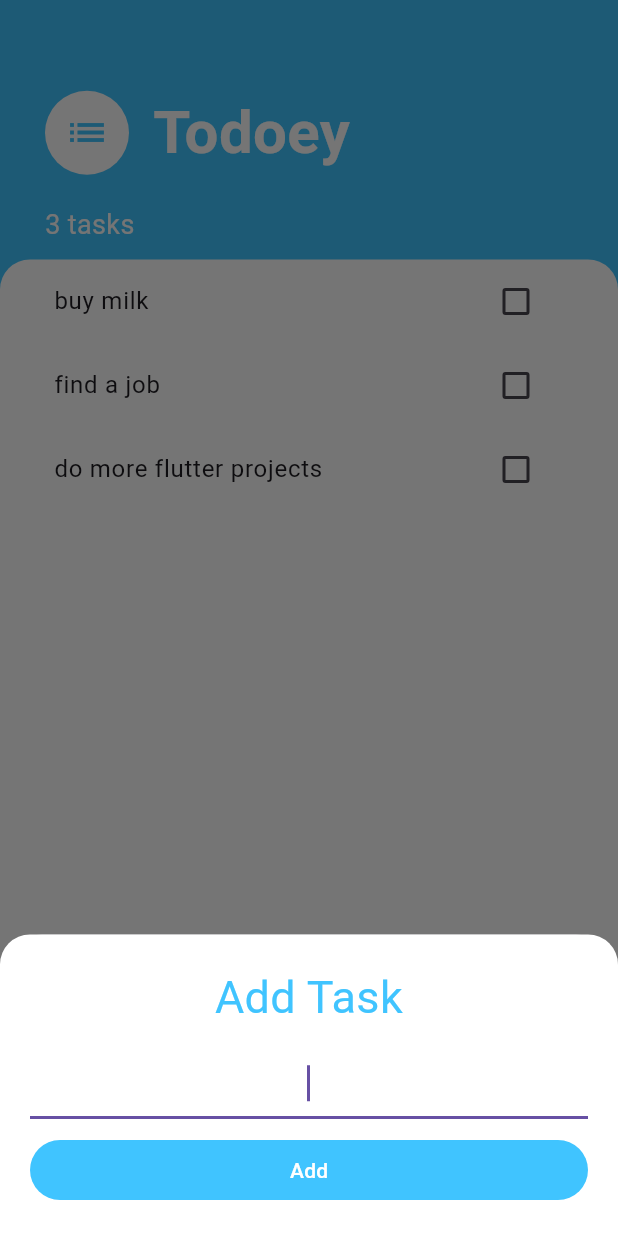
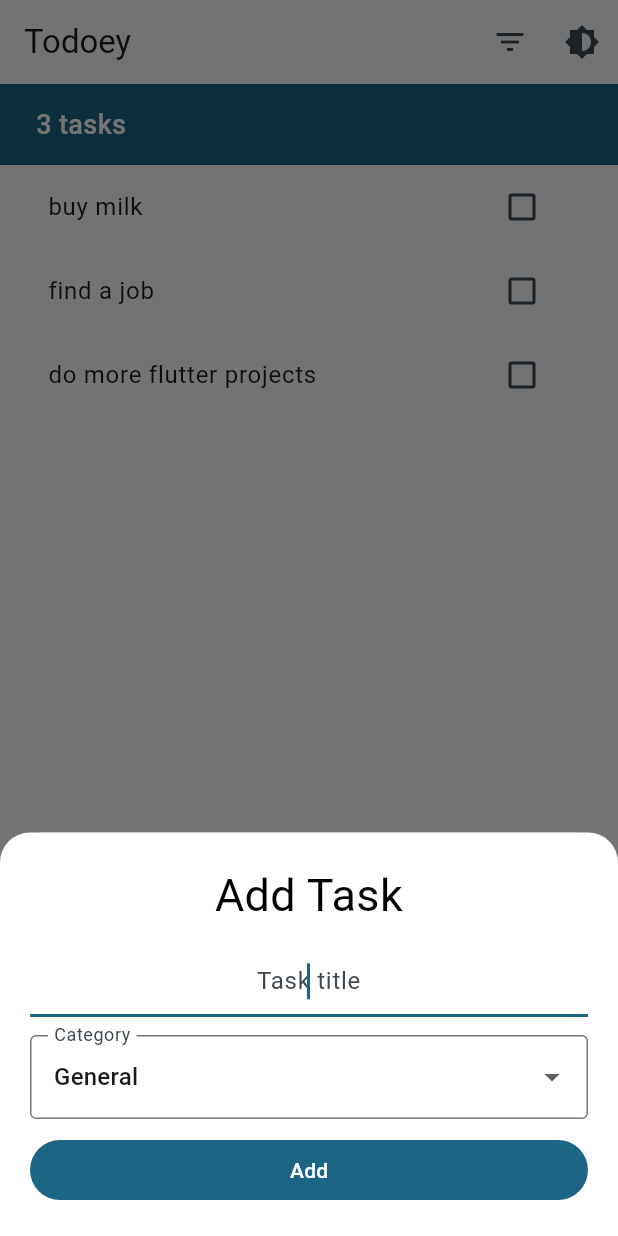
Before and after one commit to rasmiah/todoey_flutter, a Flutter app: the screen it shows after launch, after a tap on the "add" icon, on a phone screen of 412 x 824 dp. Run offline on Flutter 3.47's test engine with Material 3 defaults, Android fonts, the phone set to English and light mode, and no system bars; our stand-ins replace shared_preferences.

Commit message:
Added categories, filter, dark mode, and app icon to ToDoey

```diff
--- a/lib/add_task_screen.dart
+++ b/lib/add_task_screen.dart
@@ -1,19 +1,34 @@
 import 'package:flutter/material.dart';
 import 'package:provider/provider.dart';
 import 'models/task_data.dart';
+import 'models/Task.dart'; // <-- for TaskCategory & categoryLabel
 
-class AddTaskScreen extends StatelessWidget {
+class AddTaskScreen extends StatefulWidget {
   const AddTaskScreen({super.key});
 
   @override
+  State<AddTaskScreen> createState() => _AddTaskScreenState();
+}
+
+class _AddTaskScreenState extends State<AddTaskScreen> {
+  final controller = TextEditingController();
+  TaskCategory category = TaskCategory.general; // NEW
+
+  @override
+  void dispose() {
+    controller.dispose();
+    super.dispose();
+  }
+
+  @override
   Widget build(BuildContext context) {
-    final controller = TextEditingController();
-
     return Container(
       color: const Color(0xFF757575),
       child: Container(
         padding: EdgeInsets.only(
-          left: 20, right: 20, top: 20,
+          left: 20,
+          right: 20,
+          top: 20,
           bottom: 20 + MediaQuery.of(context).viewInsets.bottom,
         ),
         decoration: const BoxDecoration(
@@ -29,7 +44,7 @@ class AddTaskScreen extends StatelessWidget {
             const Text(
               'Add Task',
               textAlign: TextAlign.center,
-              style: TextStyle(fontSize: 30, color: Colors.lightBlueAccent),
+              style: TextStyle(fontSize: 30, color: Colors.black),
             ),
             const SizedBox(height: 12),
             TextField(
@@ -37,15 +52,37 @@ class AddTaskScreen extends StatelessWidget {
               autofocus: true,
               textAlign: TextAlign.center,
               onSubmitted: (_) => _submit(context, controller.text),
+              decoration: const InputDecoration(
+                hintText: 'Task title',
+                border: UnderlineInputBorder(),
+              ),
+            ),
+            const SizedBox(height: 12),
+            DropdownButtonFormField<TaskCategory>(
+              value: category,
+              decoration: const InputDecoration(
+                labelText: 'Category',
+                border: OutlineInputBorder(),
+              ),
+              items: TaskCategory.values
+                  .where((c) => c != TaskCategory.all) // don’t allow “All”
+                  .map((c) => DropdownMenuItem(
+                value: c,
+                child: Text(categoryLabel(c)),
+              ))
+                  .toList(),
+              onChanged: (c) => setState(() => category = c ?? TaskCategory.general),
             ),
             const SizedBox(height: 10),
             TextButton(
               style: ButtonStyle(
-                backgroundColor:
-                MaterialStatePropertyAll(Colors.lightBlueAccent),
+                backgroundColor: MaterialStatePropertyAll(
+                  Theme.of(context).colorScheme.primary,       // was Colors.lightBlueAccent
+                ),
+                foregroundColor: const MaterialStatePropertyAll(Colors.white),
               ),
               onPressed: () => _submit(context, controller.text),
-              child: const Text('Add', style: TextStyle(color: Colors.white)),
+              child: const Text('Add'),
             ),
           ],
         ),
@@ -56,7 +93,7 @@ class AddTaskScreen extends StatelessWidget {
   void _submit(BuildContext context, String text) {
     final value = text.trim();
     if (value.isEmpty) return;
-    context.read<TaskData>().addTask(value);
+    context.read<TaskData>().addTask(value, category: category); // pass category
     Navigator.pop(context);
   }
 }
--- a/lib/main.dart
+++ b/lib/main.dart
@@ -1,16 +1,47 @@
+// lib/main.dart
 import 'package:flutter/material.dart';
 import 'package:provider/provider.dart';
+
 import 'models/task_data.dart';
+import 'theme_provider.dart'; // make sure this file exists as we discussed
 import 'tasks_screen.dart';
 
 void main() {
-  runApp(
-    ChangeNotifierProvider(
-      create: (_) => TaskData(),
-      child: const MaterialApp(
-        debugShowCheckedModeBanner: false,
-        home: TasksScreen(),
+  WidgetsFlutterBinding.ensureInitialized();
+  runApp(const ToDoeyAppRoot());
+}
+
+class ToDoeyAppRoot extends StatelessWidget {
+  const ToDoeyAppRoot({super.key});
+
+  @override
+  Widget build(BuildContext context) {
+    return MultiProvider(
+      providers: [
+        ChangeNotifierProvider(create: (_) => TaskData()),
+        // loads saved theme (light/dark/system) from SharedPreferences
+        ChangeNotifierProvider(create: (_) => ThemeProvider()..load()),
+      ],
+      child: Consumer<ThemeProvider>(
+        builder: (context, theme, _) {
+          return MaterialApp(
+            debugShowCheckedModeBanner: false,
+            themeMode: theme.mode,
+            theme: ThemeData(
+              useMaterial3: true,
+              // Pick any seed color you like — everything derives from this.
+              colorSchemeSeed: Colors.lightBlueAccent,
+              brightness: Brightness.light,
+            ),
+            darkTheme: ThemeData(
+              useMaterial3: true,
+              colorSchemeSeed: Colors.lightBlueAccent,
+              brightness: Brightness.dark,
+            ),
+            home: const TasksScreen(),
+          );
+        },
       ),
-    ),
-  );
+    );
+  }
 }
--- a/lib/models/Task.dart
+++ b/lib/models/Task.dart
@@ -1,9 +1,23 @@
 class Task{
   final String name;
   bool isDone;
-  Task({required this.name, this.isDone=false});
+  final TaskCategory category;
+  Task({required this.name, this.isDone=false, required this.category});
 
   void toggleDone(){
     isDone =! isDone;
   }
 }
+enum TaskCategory { all, work, personal, study, errands, home, general }
+
+String categoryLabel(TaskCategory c) {
+  switch (c) {
+    case TaskCategory.work: return 'Work';
+    case TaskCategory.personal: return 'Personal';
+    case TaskCategory.study: return 'Study';
+    case TaskCategory.errands: return 'Errands';
+    case TaskCategory.home: return 'Home';
+    case TaskCategory.general: return 'General';
+    case TaskCategory.all: return 'All';
+  }
+}
--- a/lib/models/task_data.dart
+++ b/lib/models/task_data.dart
@@ -5,23 +5,32 @@ import 'package:collection/collection.dart';
 
 class TaskData extends ChangeNotifier{
   List <Task> _tasks=[
-    Task(name: 'buy milk'),
-    Task(name: 'find a job'),
-    Task(name: 'do more flutter projects'),
+    Task(name: 'buy milk', category: TaskCategory.errands),
+    Task(name: 'find a job', category: TaskCategory.work),
+    Task(name: 'do more flutter projects',category: TaskCategory.study),
   ];
+  TaskCategory _activeFilter = TaskCategory.all;
 
-  UnmodifiableListView <Task> get tasks {
-    return UnmodifiableListView(_tasks);
+  List<Task> get tasks {
+    if (_activeFilter == TaskCategory.all) return List.unmodifiable(_tasks);
+    return _tasks.where((t) => t.category == _activeFilter).toList();
   }
 
   int get taskCount {
     return _tasks.length;
   }
-  void addTask( String newTaskTitle){
-    final task = Task( name: newTaskTitle);
-     _tasks.add(task);
-     notifyListeners();
+
+  TaskCategory get activeFilter => _activeFilter;
+  void setFilter(TaskCategory c) {
+    _activeFilter = c;
+    notifyListeners();
   }
+
+  void addTask(String newTaskTitle, {TaskCategory category = TaskCategory.general}) {
+    _tasks.add(Task(name: newTaskTitle, category: category));
+    notifyListeners();
+  }
+
   void updateTask(Task task){
     task.toggleDone();
     notifyListeners();
--- a/lib/tasks_screen.dart
+++ b/lib/tasks_screen.dart
@@ -1,7 +1,11 @@
+// lib/tasks_screen.dart
 import 'package:flutter/material.dart';
 import 'package:provider/provider.dart';
+
 import 'models/task_data.dart';
-import 'Widgets/taskList.dart';
+import 'models/Task.dart';            // for TaskCategory & categoryLabel
+import 'theme_provider.dart';  // for theme toggle
+import 'Widgets/taskList.dart';       // your existing list widget
 import 'add_task_screen.dart';
 
 class TasksScreen extends StatelessWidget {
@@ -9,69 +13,99 @@ class TasksScreen extends StatelessWidget {
 
   @override
   Widget build(BuildContext context) {
-    final count = context.watch<TaskData>().taskCount;
+    final taskData = context.watch<TaskData>();
+    final count = taskData.taskCount;
+    final cs = Theme.of(context).colorScheme;
 
     return Scaffold(
-      backgroundColor: Colors.lightBlueAccent,
+      appBar: AppBar(
+        elevation: 0,
+        title: const Text('Todoey'),
+        actions: [
+          // Filter menu
+          Consumer<TaskData>(
+            builder: (context, data, _) {
+              return PopupMenuButton<TaskCategory>(
+                tooltip: 'Filter tasks',
+                initialValue: data.activeFilter,
+                icon: const Icon(Icons.filter_list),
+                onSelected: (c) => data.setFilter(c),
+                itemBuilder: (context) => TaskCategory.values.map((c) {
+                  final isSelected = data.activeFilter == c;
+                  return PopupMenuItem(
+                    value: c,
+                    child: Row(
+                      children: [
+                        if (isSelected) const Icon(Icons.check, size: 16),
+                        if (isSelected) const SizedBox(width: 8),
+                        Text(categoryLabel(c)),
+                      ],
+                    ),
+                  );
+                }).toList(),
+              );
+            },
+          ),
+          // Theme toggle
+          IconButton(
+            tooltip: 'Toggle theme',
+            icon: const Icon(Icons.brightness_6),
+            onPressed: () => context.read<ThemeProvider>().toggle(),
+          ),
+        ],
+      ),
+
       floatingActionButton: FloatingActionButton(
         onPressed: () {
           showModalBottomSheet(
             context: context,
-            isScrollControlled: true, // keyboard-safe
+            isScrollControlled: true,
             builder: (_) => const AddTaskScreen(),
           );
         },
-        backgroundColor: Colors.white,
-        child: const Icon(Icons.add, color: Colors.lightBlueAccent),
+        child: const Icon(Icons.add),
       ),
+
       body: Column(
         crossAxisAlignment: CrossAxisAlignment.start,
         children: [
-          // Header
+          // Count strip under the AppBar that adapts to theme
           Container(
-            padding:
-            const EdgeInsets.only(top: 60, left: 30, bottom: 20, right: 30),
-            child: Row(
-              children: const [
-                CircleAvatar(
-                  backgroundColor: Colors.white,
-                  radius: 28,
-                  child: Icon(Icons.list, size: 30, color: Colors.lightBlueAccent),
-                ),
-                SizedBox(width: 16),
-                Expanded(
-                  child: Text(
-                    'Todoey',
-                    style: TextStyle(
-                      color: Colors.white,
-                      fontSize: 40,
-                      fontWeight: FontWeight.w700,
-                    ),
-                  ),
-                ),
-              ],
+            width: double.infinity,
+            padding: const EdgeInsets.symmetric(horizontal: 24, vertical: 14),
+            color: cs.primary,
+            child: Text(
+              '$count ${count == 1 ? "task" : "tasks"}',
+              style: TextStyle(
+                color: cs.onPrimary,
+                fontSize: 18,
+                fontWeight: FontWeight.w500,
+              ),
             ),
           ),
-          Padding(
-            padding: const EdgeInsets.symmetric(horizontal: 30),
-            child: Text(
-              '$count ${count == 1 ? "task" : "tasks"}',
-              style: const TextStyle(
-                  color: Colors.white, fontSize: 18, fontWeight: FontWeight.w400),
+
+          // Optional: show active filter chip (tap the "x" to clear)
+          if (taskData.activeFilter != TaskCategory.all)
+            Padding(
+              padding: const EdgeInsets.fromLTRB(16, 12, 16, 4),
+              child: InputChip(
+                label: Text('Filter: ${categoryLabel(taskData.activeFilter)}'),
+                onDeleted: () =>
+                    context.read<TaskData>().setFilter(TaskCategory.all),
+              ),
             ),
-          ),
-          const SizedBox(height: 10),
-          // List
+
+          // Tasks list area (rounded surface)
           Expanded(
             child: Container(
-              padding: const EdgeInsets.symmetric(horizontal: 20),
-              decoration: const BoxDecoration(
-                color: Colors.white,
-                borderRadius: BorderRadius.only(
+              padding: const EdgeInsets.symmetric(horizontal: 16),
+              decoration: BoxDecoration(
+                color: cs.surface,
+                borderRadius: const BorderRadius.only(
                   topLeft: Radius.circular(20), topRight: Radius.circular(20),
                 ),
               ),
-              child: const TaskList(), // scrollable list (ListView.builder)
+              child: const TaskList(),
             ),
           ),
         ],
--- /dev/null
+++ b/lib/theme_provider.dart
@@ -0,0 +1,31 @@
+// lib/models/theme_provider.dart
+import 'package:flutter/material.dart';
+import 'package:shared_preferences/shared_preferences.dart';
+
+class ThemeProvider extends ChangeNotifier {
+  ThemeMode _mode = ThemeMode.system;
+  ThemeMode get mode => _mode;
+
+  Future<void> load() async {
+    final prefs = await SharedPreferences.getInstance();
+    _mode = _fromString(prefs.getString('themeMode') ?? 'system');
+    notifyListeners();
+  }
+
+  Future<void> toggle() async {
+    switch (_mode) {
+      case ThemeMode.light: _mode = ThemeMode.dark; break;
+      case ThemeMode.dark: _mode = ThemeMode.system; break;
+      case ThemeMode.system: _mode = ThemeMode.light; break;
+    }
+    final prefs = await SharedPreferences.getInstance();
+    await prefs.setString('themeMode', _toString(_mode));
+    notifyListeners();
+  }
+
+  String _toString(ThemeMode m) =>
+      m == ThemeMode.light ? 'light' : m == ThemeMode.dark ? 'dark' : 'system';
+
+  ThemeMode _fromString(String s) =>
+      s == 'light' ? ThemeMode.light : s == 'dark' ? ThemeMode.dark : ThemeMode.system;
+}
--- a/pubspec.yaml
+++ b/pubspec.yaml
@@ -35,6 +35,7 @@ dependencies:
   # Use with the CupertinoIcons class for iOS style icons.
   cupertino_icons: ^1.0.8
   provider: ^6.1.5+1
+  shared_preferences: ^2.2.2
 
 dev_dependencies:
   flutter_test:
```
Also changed, not shown: pubspec.lock, 45 other files.
